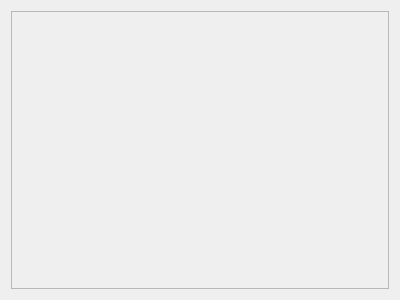
SamuGallo-06/otus-browser, file src/ui/history.ui: the form before one commit.
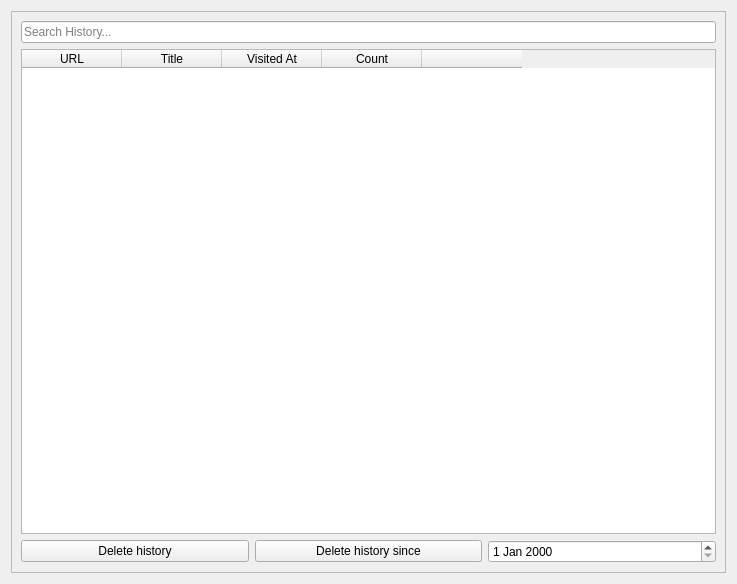
The form after the commit. Icons and pictures are not drawn.

Commit message: feat: enhance UI and functionality; implement history management and profile selection features

The edit to the form file:
```diff
--- a/src/ui/history.ui
+++ b/src/ui/history.ui
@@ -6,8 +6,8 @@
    <rect>
     <x>0</x>
     <y>0</y>
-    <width>400</width>
-    <height>300</height>
+    <width>737</width>
+    <height>584</height>
    </rect>
   </property>
   <property name="windowTitle">
@@ -24,10 +24,79 @@
        <rect>
         <x>0</x>
         <y>0</y>
-        <width>380</width>
-        <height>280</height>
+        <width>717</width>
+        <height>564</height>
        </rect>
       </property>
+      <layout class="QGridLayout" name="gridLayout">
+       <item row="1" column="0" colspan="3">
+        <widget class="QTableWidget" name="historyTable">
+         <property name="gridStyle">
+          <enum>Qt::PenStyle::NoPen</enum>
+         </property>
+         <property name="sortingEnabled">
+          <bool>false</bool>
+         </property>
+         <column>
+          <property name="text">
+           <string>URL</string>
+          </property>
+         </column>
+         <column>
+          <property name="text">
+           <string>Title</string>
+          </property>
+         </column>
+         <column>
+          <property name="text">
+           <string>Visited At</string>
+          </property>
+         </column>
+         <column>
+          <property name="text">
+           <string>Count</string>
+          </property>
+         </column>
+         <column>
+          <property name="text">
+           <string/>
+          </property>
+         </column>
+        </widget>
+       </item>
+       <item row="3" column="1">
+        <widget class="QPushButton" name="deleteSince">
+         <property name="text">
+          <string>Delete history since</string>
+         </property>
+         <property name="icon">
+          <iconset resource="../resources.qrc">
+           <normaloff>:/feather/resources/feather/delete.svg</normaloff>:/feather/resources/feather/delete.svg</iconset>
+         </property>
+        </widget>
+       </item>
+       <item row="3" column="2">
+        <widget class="QDateEdit" name="dateEdit"/>
+       </item>
+       <item row="3" column="0">
+        <widget class="QPushButton" name="deleteAllButton">
+         <property name="text">
+          <string>Delete history</string>
+         </property>
+         <property name="icon">
+          <iconset resource="../resources.qrc">
+           <normaloff>:/feather/resources/feather/delete.svg</normaloff>:/feather/resources/feather/delete.svg</iconset>
+         </property>
+        </widget>
+       </item>
+       <item row="0" column="0" colspan="3">
+        <widget class="QLineEdit" name="searchBox">
+         <property name="placeholderText">
+          <string>Search History...</string>
+         </property>
+        </widget>
+       </item>
+      </layout>
      </widget>
     </widget>
    </item>
```
Left out of the diff: 4 changed lines with no effect on the pictures. The commit also changes 12 other files.
